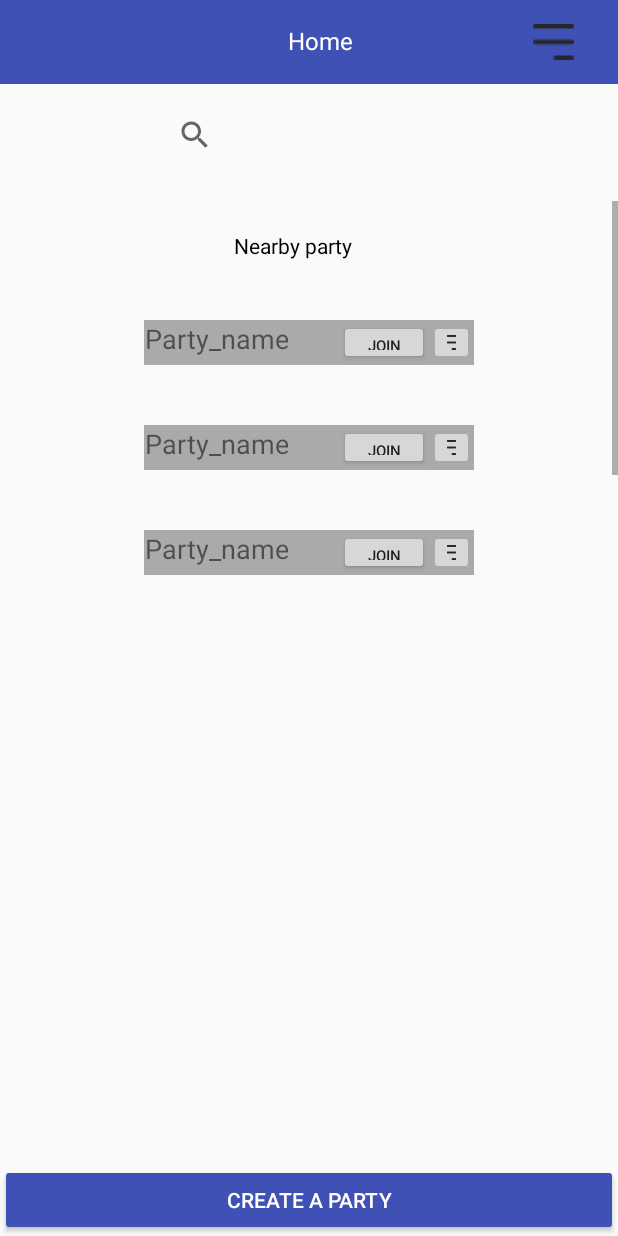
After one commit to kandi97/aux_cord, an Android app: the layout activity_home.xml on its own in the app's theme, with its tools: preview values and no code run, on a phone screen of 412 x 824 dp. The commit adds this screen. Run offline under Robolectric (Android 15) with nearby library versions, the phone set to English and light mode, and no system bars.

Commit message:
login to home works

```diff
--- a/AuxCord/app/src/main/AndroidManifest.xml
+++ b/AuxCord/app/src/main/AndroidManifest.xml
@@ -16,6 +16,11 @@
                 <category android:name="android.intent.category.LAUNCHER" />
             </intent-filter>
         </activity>
+        <!-- <activity android:name=".home_activity"> -->
+
+
+        <!-- </activity> -->
+        <activity android:name=".home"></activity>
     </application>
 
 </manifest>
--- a/AuxCord/app/src/main/java/com/example/pruales/auxcord/MainActivity.java
+++ b/AuxCord/app/src/main/java/com/example/pruales/auxcord/MainActivity.java
@@ -1,7 +1,11 @@
 package com.example.pruales.auxcord;
 
+import android.content.Intent;
 import android.support.v7.app.AppCompatActivity;
 import android.os.Bundle;
+import android.util.Log;
+import android.view.*;
+
 
 public class MainActivity extends AppCompatActivity {
 
@@ -10,4 +14,12 @@ public class MainActivity extends AppCompatActivity {
         super.onCreate(savedInstanceState);
         setContentView(R.layout.activity_main);
     }
+
+
+    public void login(View view) {
+        Log.d("STATE", "GG");
+
+        Intent intent = new Intent(this, home.class);
+        startActivity(intent);
+    }
 }
--- /dev/null
+++ b/AuxCord/app/src/main/java/com/example/pruales/auxcord/home.java
@@ -0,0 +1,13 @@
+package com.example.pruales.auxcord;
+
+import android.support.v7.app.AppCompatActivity;
+import android.os.Bundle;
+
+public class home extends AppCompatActivity {
+
+    @Override
+    protected void onCreate(Bundle savedInstanceState) {
+        super.onCreate(savedInstanceState);
+        setContentView(R.layout.activity_home);
+    }
+}
--- a/AuxCord/app/src/main/java/com/example/pruales/auxcord/home_activity.java
+++ b/AuxCord/app/src/main/java/com/example/pruales/auxcord/home_activity.java
@@ -13,6 +13,7 @@ import android.view.MenuItem;
  * Created by xanth on 11/18/2017.
  */
 public class home_activity extends AppCompatActivity {
+
     protected void onCreated(Bundle savedInstanceState){
         super.onCreate(savedInstanceState);
         setContentView(R.layout.home);
@@ -20,7 +21,6 @@ public class home_activity extends AppCompatActivity {
         setSupportActionBar(toolbar);
     }
     @Override
-
     public boolean onCreateOptionsMenu(Menu menu) {
         // Inflate the menu; this adds items to the action bar if it is present.
         getMenuInflater().inflate(R.menu.search1, menu);
--- /dev/null
+++ b/AuxCord/app/src/main/res/layout/activity_home.xml
@@ -0,0 +1,204 @@
+<?xml version="1.0" encoding="utf-8"?>
+<RelativeLayout xmlns:android="http://schemas.android.com/apk/res/android"
+    xmlns:app="http://schemas.android.com/apk/res-auto"
+    android:layout_width="match_parent"
+    android:layout_height="match_parent">
+
+    <include
+        layout="@layout/tool_bar_main"
+        android:id="@+id/toolbar1"
+        android:layout_width="match_parent"
+        android:layout_height="wrap_content" />
+    <SearchView
+        android:id="@+id/search_bar"
+        android:layout_width="200dp"
+        android:layout_height="wrap_content"
+        android:layout_marginTop="10dp"
+        android:layout_below="@id/toolbar1"
+        android:layout_centerHorizontal="true">
+
+
+    </SearchView>
+
+    <ScrollView
+        android:layout_width="match_parent"
+        android:layout_marginTop="20dp"
+        android:layout_height="270dp"
+        android:layout_below="@id/search_bar">
+        <LinearLayout
+            android:layout_width="match_parent"
+            android:layout_height="wrap_content"
+            android:layout_below="@id/search_bar"
+            android:layout_marginTop="10dp"
+            android:orientation="vertical">
+            <TextView
+                android:layout_width="100dp"
+                android:layout_marginTop="10dp"
+                android:layout_height="wrap_content"
+                android:text="@string/nearby_party"
+                android:layout_gravity="center"
+                android:textColor="@android:color/black"/>
+            <RelativeLayout
+                android:id="@+id/party1"
+                android:layout_width="220dp"
+                android:layout_marginTop="40dp"
+                android:layout_height="wrap_content"
+                android:background="@android:color/darker_gray"
+                android:layout_gravity="center">
+
+                <TextView
+                    android:layout_width="wrap_content"
+                    android:layout_height="wrap_content"
+                    android:text="@string/party_name"
+                    android:textSize="18sp"
+                    android:gravity="center"
+                    android:layout_alignParentLeft="true"/>
+                <ImageButton
+                    android:id="@+id/ib1"
+                    android:layout_width="30dp"
+                    android:layout_height="30dp"
+                    android:src="@drawable/menu1"
+                    android:scaleType="fitXY"
+                    android:layout_alignParentRight="true"/>
+                <Button
+                    android:layout_width="60dp"
+                    android:layout_height="30dp"
+                    android:text="@string/join"
+                    android:textSize="10sp"
+                    android:layout_toLeftOf="@id/ib1"/>
+
+            </RelativeLayout>
+            <RelativeLayout
+                android:id="@+id/party2"
+                android:layout_width="220dp"
+                android:layout_marginTop="40dp"
+                android:layout_height="wrap_content"
+                android:background="@android:color/darker_gray"
+                android:layout_gravity="center">
+
+                <TextView
+                    android:layout_width="wrap_content"
+                    android:layout_height="wrap_content"
+                    android:text="@string/party_name"
+                    android:textSize="18sp"
+                    android:gravity="center"
+                    android:layout_alignParentLeft="true"/>
+                <ImageButton
+                    android:id="@+id/ib2"
+                    android:layout_width="30dp"
+                    android:layout_height="30dp"
+                    android:src="@drawable/menu1"
+                    android:scaleType="fitXY"
+                    android:layout_alignParentRight="true"/>
+                <Button
+                    android:layout_width="60dp"
+                    android:layout_height="30dp"
+                    android:text="@string/join"
+                    android:textSize="10sp"
+                    android:layout_toLeftOf="@id/ib2"/>
+
+            </RelativeLayout>
+            <RelativeLayout
+                android:id="@+id/party3"
+                android:layout_width="220dp"
+                android:layout_marginTop="40dp"
+                android:layout_height="wrap_content"
+                android:background="@android:color/darker_gray"
+                android:layout_gravity="center">
+
+                <TextView
+                    android:layout_width="wrap_content"
+                    android:layout_height="wrap_content"
+                    android:text="@string/party_name"
+                    android:textSize="18sp"
+                    android:gravity="center"
+                    android:layout_alignParentLeft="true"/>
+                <ImageButton
+                    android:id="@+id/ib3"
+                    android:layout_width="30dp"
+                    android:layout_height="30dp"
+                    android:src="@drawable/menu1"
+                    android:scaleType="fitXY"
+                    android:layout_alignParentRight="true"/>
+                <Button
+                    android:layout_width="60dp"
+                    android:layout_height="30dp"
+                    android:text="@string/join"
+                    android:textSize="10sp"
+                    android:layout_toLeftOf="@id/ib3"/>
+
+            </RelativeLayout>
+            <RelativeLayout
+                android:id="@+id/party4"
+                android:layout_width="220dp"
+                android:layout_marginTop="40dp"
+                android:layout_height="wrap_content"
+                android:background="@android:color/darker_gray"
+                android:layout_gravity="center">
+
+                <TextView
+                    android:layout_width="wrap_content"
+                    android:layout_height="wrap_content"
+                    android:text="@string/party_name"
+                    android:textSize="18sp"
+                    android:gravity="center"
+                    android:layout_alignParentLeft="true"/>
+                <ImageButton
+                    android:id="@+id/ib4"
+                    android:layout_width="30dp"
+                    android:layout_height="30dp"
+                    android:src="@drawable/menu1"
+                    android:scaleType="fitXY"
+                    android:layout_alignParentRight="true"/>
+                <Button
+                    android:layout_width="60dp"
+                    android:layout_height="30dp"
+                    android:text="@string/join"
+                    android:textSize="10sp"
+                    android:layout_toLeftOf="@id/ib4"/>
+
+            </RelativeLayout>
+            <RelativeLayout
+                android:id="@+id/party5"
+                android:layout_width="220dp"
+                android:layout_marginTop="40dp"
+                android:layout_marginBottom="10dp"
+                android:layout_height="wrap_content"
+                android:background="@android:color/darker_gray"
+                android:layout_gravity="center">
+
+                <TextView
+                    android:layout_width="wrap_content"
+                    android:layout_height="wrap_content"
+                    android:text="@string/party_name"
+                    android:textSize="18sp"
+                    android:gravity="center"
+                    android:layout_alignParentLeft="true"/>
+                <ImageButton
+                    android:id="@+id/ib5"
+                    android:layout_width="30dp"
+                    android:layout_height="30dp"
+                    android:src="@drawable/menu1"
+                    android:scaleType="fitXY"
+                    android:layout_alignParentRight="true"/>
+                <Button
+                    android:layout_width="60dp"
+                    android:layout_height="30dp"
+                    android:text="@string/join"
+                    android:textSize="10sp"
+                    android:layout_toLeftOf="@id/ib5"/>
+
+            </RelativeLayout>
+        </LinearLayout>
+    </ScrollView>
+    <Button
+        android:id="@+id/start_party"
+        android:layout_width="match_parent"
+        android:layout_height="wrap_content"
+        android:layout_alignParentBottom="true"
+        android:text="@string/start_party"
+        android:backgroundTint="@color/colorPrimary"
+        android:textColor="@android:color/white"/>
+
+
+</RelativeLayout>
--- a/AuxCord/app/src/main/res/layout/activity_main.xml
+++ b/AuxCord/app/src/main/res/layout/activity_main.xml
@@ -42,15 +42,16 @@
             android:textSize="16dp" />
 
         <Button
+            android:id="@+id/login"
             android:layout_width="match_parent"
             android:layout_height="45dp"
             android:layout_marginLeft="25dp"
             android:layout_marginRight="25dp"
             android:layout_marginTop="20dp"
+            android:background="@drawable/button"
             android:text="Login"
             android:textSize="16dp"
-            android:background="@drawable/button"
-            />
+            android:onClick="login"/>
         <Button
             android:layout_width="match_parent"
             android:layout_height="45dp"
--- a/AuxCord/app/src/main/res/layout/my_picks.xml
+++ b/AuxCord/app/src/main/res/layout/my_picks.xml
@@ -4,7 +4,7 @@
     android:layout_width="match_parent"
     android:layout_height="match_parent">
     <include
-        layout="@layout/tool_bar_2"
+        layout="@layout/my_picks_toolbar"
         android:id="@+id/top_toolbar"
         android:layout_width="match_parent"
         android:layout_height="wrap_content" />
--- /dev/null
+++ b/AuxCord/app/src/main/res/layout/my_picks_toolbar.xml
@@ -0,0 +1,37 @@
+<?xml version="1.0" encoding="utf-8"?>
+<android.support.v7.widget.Toolbar xmlns:android="http://schemas.android.com/apk/res/android"
+    xmlns:app="http://schemas.android.com/apk/res-auto"
+    android:id="@+id/toolbar2"
+    android:layout_width="match_parent"
+    android:layout_height="wrap_content"
+    app:contentInsetLeft="0dp"
+    app:contentInsetRight="0dp"
+    android:background="@color/colorPrimary">
+    <RelativeLayout
+        android:layout_width="match_parent"
+        android:layout_height="wrap_content">
+        <TextView
+            android:id="@+id/toolbar_title2"
+            android:layout_width="wrap_content"
+            android:layout_height="wrap_content"
+            android:text="@string/mypicks_toolbar"
+            android:textSize="16dp"
+            android:layout_gravity="center"
+            android:layout_centerHorizontal="true"
+            android:textColor="@android:color/white"/>
+        <ImageButton
+            android:layout_width="wrap_content"
+            android:layout_height="wrap_content"
+            android:background="@drawable/menu1"
+            android:layout_toRightOf="@id/toolbar_title2"
+            android:layout_marginLeft="120dp"
+            android:layout_gravity="right" />
+        <ImageButton
+            android:layout_width="30dp"
+            android:layout_height="30dp"
+            android:background="@drawable/icon_return"
+            android:scaleType="fitXY"
+            />
+    </RelativeLayout>
+
+</android.support.v7.widget.Toolbar>
--- a/AuxCord/app/src/main/res/values/strings.xml
+++ b/AuxCord/app/src/main/res/values/strings.xml
@@ -16,4 +16,5 @@
     <string name="song_name">Song name</string>
     <string name="now_playing">Now playing</string>
     <string name="search">Search</string>
+    <string name="mypicks_toolbar">My Picks</string>
 </resources>
```
